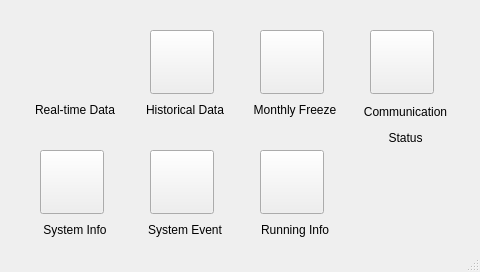
wett/6205ng, file mainwindow.ui: the form before one commit.
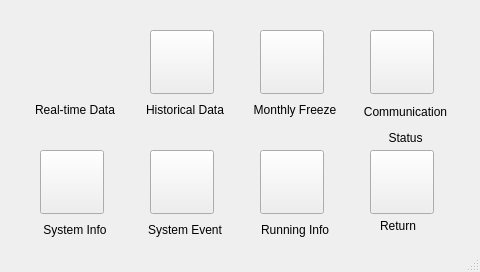
The form after the commit. Icons and pictures are not drawn.

Commit message: add return button

Diff of the .ui file:
```diff
--- a/mainwindow.ui
+++ b/mainwindow.ui
@@ -242,6 +242,35 @@
      <cstring>sysEventButton</cstring>
     </property>
    </widget>
+   <widget class="QToolButton" name="returnButton">
+    <property name="geometry">
+     <rect>
+      <x>370</x>
+      <y>150</y>
+      <width>64</width>
+      <height>64</height>
+     </rect>
+    </property>
+    <property name="styleSheet">
+     <string notr="true"/>
+    </property>
+    <property name="text">
+     <string/>
+    </property>
+   </widget>
+   <widget class="QLabel" name="returnlabel">
+    <property name="geometry">
+     <rect>
+      <x>380</x>
+      <y>220</y>
+      <width>54</width>
+      <height>12</height>
+     </rect>
+    </property>
+    <property name="text">
+     <string>Return</string>
+    </property>
+   </widget>
   </widget>
   <widget class="QStatusBar" name="statusBar"/>
  </widget>
```
Left out of the diff: 6 changed lines with no effect on the pictures. The commit also changes 3 other files.
